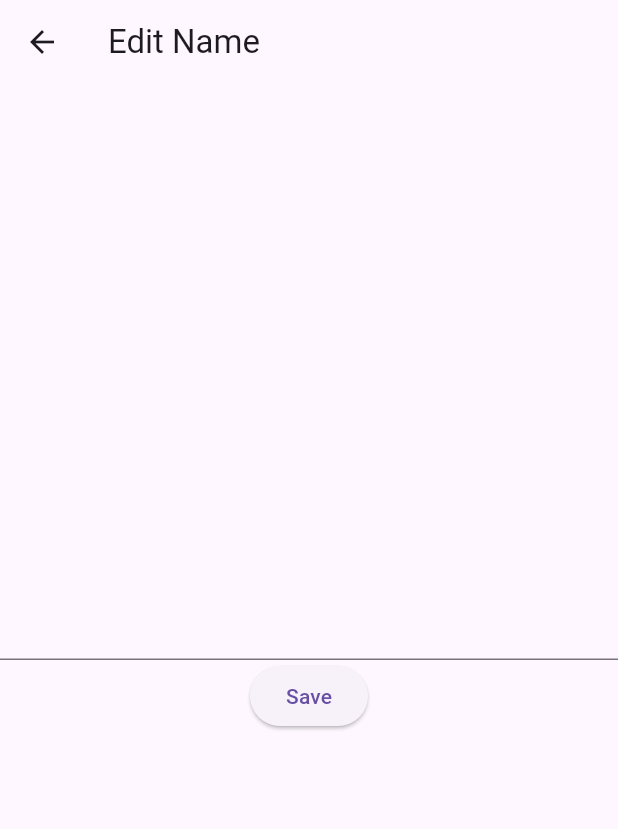
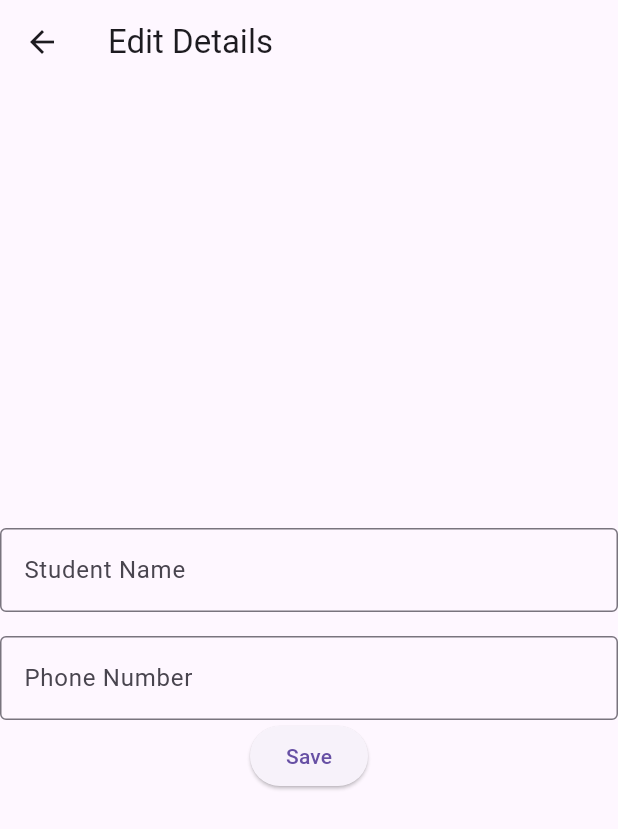
Before and after one commit to blessingmikay19-cyber/routes_and_navigation, a Flutter app: the EditView screen opened by its route, on a phone screen of 412 x 824 dp. Shown: the top 829 px of the screen. Run offline on Flutter 3.47's test engine with Material 3 defaults, Android fonts, the phone set to English and light mode, and no system bars.

Commit message:
added validation to ensure the name is not empty and added a new text field for editing the phone number. Updated the ViewModel to include a method for updating the phone number and updated the details page to display the phone number as well.

```diff
--- a/lib/models/student.dart
+++ b/lib/models/student.dart
@@ -1,5 +1,6 @@
 class Student {
   String name;
+  String phone;
 
-  Student({required this.name});
+  Student({required this.name, required this.phone});
 }
--- a/lib/viewmodels/student_viewmodel.dart
+++ b/lib/viewmodels/student_viewmodel.dart
@@ -2,12 +2,18 @@ import 'package:flutter/material.dart';
 import '../models/student.dart';
 
 class StudentViewmodel extends ChangeNotifier {
-  final Student _student = Student(name: "none");
+  final Student _student = Student(name: "", phone: ""); //initial empty student
 
   String get name => _student.name;
+  String get phone => _student.phone;
 
   void updateName(String newName) {
     _student.name = newName;
     notifyListeners(); //tells UI to rebuild when the name changes
   }
+
+  void updatePhone(String newPhone) {
+    _student.phone = newPhone;
+    notifyListeners(); //tells UI to rebuild when the phone changes
+  }
 }
--- a/lib/views/edit_name_page.dart
+++ b/lib/views/edit_name_page.dart
@@ -2,24 +2,91 @@ import 'package:flutter/material.dart';
 import 'package:provider/provider.dart';
 import '../viewmodels/student_viewmodel.dart';
 
-class EditView extends StatelessWidget {
+class EditView extends StatefulWidget {
   const EditView({super.key});
 
   @override
+  State<EditView> createState() => _EditViewState();
+}
+
+class _EditViewState extends State<EditView> {
+  final _formKey = GlobalKey<FormState>();
+
+  late TextEditingController namecontroller = TextEditingController();
+  late TextEditingController phoneController = TextEditingController();
+
+  @override
+  void initState() {
+    super.initState();
+    final studentVM = context.read<StudentViewmodel>();
+
+    namecontroller.text = context.read<StudentViewmodel>().name;
+    phoneController.text = context.read<StudentViewmodel>().phone;
+  }
+
+  @override
+  void dispose() {
+    namecontroller.dispose();
+    phoneController.dispose();
+    super.dispose();
+  }
+
+  @override
   Widget build(BuildContext context) {
-    final controller = TextEditingController();
+
 
     return Scaffold(
-      appBar: AppBar(title: const Text("Edit Name")),
-      body: Center(
+      appBar: AppBar(title: const Text("Edit Details")),
+      body: Form(
+        key: _formKey,
+
         child: Column(
           mainAxisAlignment: MainAxisAlignment.center,
           children: [
-            TextField(controller: controller),
+            //Pre-fill the text field with the current name from ViewModel
+            TextFormField(
+              controller: namecontroller,
+              decoration: InputDecoration(
+                labelText: "Student Name",
+                border: OutlineInputBorder(),
+              ),
+              //Add validation to ensure the name is not empty
+              validator: (value) {
+                if (value == null || value.isEmpty) {
+                  return 'Name cannot be empty';
+                }
+                return null;
+              },
+            ),
+            SizedBox(height: 16),
+            TextFormField(
+              controller: phoneController,
+              keyboardType: TextInputType.phone,
+              decoration: InputDecoration(
+                labelText: "Phone Number",
+                border: OutlineInputBorder(),
+              ),
+              validator: (value) {
+                if (value == null || value.isEmpty) {
+                  return 'Phone number is required';
+                }
+                if (value.length != 10) {
+                  return 'Phone number must be 10 digits';
+                }
+                if (!RegExp(r'^[0-9]+$').hasMatch(value)) {
+                  return 'Phone number must contain only digits';
+                }
+                return null;
+              },
+            ),
             ElevatedButton(
               onPressed: () {
-                context.read<StudentViewmodel>().updateName(controller.text);
-                Navigator.pop(context); //go back to details page
+                if (_formKey.currentState!.validate()) {
+                  // If the form is valid, update the name in the ViewModel
+                  context.read<StudentViewmodel>().updateName(namecontroller.text);
+                  context.read<StudentViewmodel>().updatePhone(phoneController.text);
+                  Navigator.pop(context); //go back to details page
+                }
               },
               child: const Text("Save"),
             ),
--- a/lib/views/student_details_page.dart
+++ b/lib/views/student_details_page.dart
@@ -22,12 +22,18 @@ class DetailsView extends StatelessWidget {
                 return Text('Name: ${vm.name}'); //provider
               },
             ),
+
+            Consumer<StudentViewmodel>(
+              builder: (context, vm, child) {
+                return Text('Phone: ${vm.phone}'); //provider
+              },
+            ),
             Text(''),
             ElevatedButton(
               onPressed: () {
                 Navigator.pushNamed(context, RoutesManager.edit);
               },
-              child: const Text("Edit Name"),
+              child: const Text("Edit Details"),
             ),
             Text(''),
             ElevatedButton(
```
